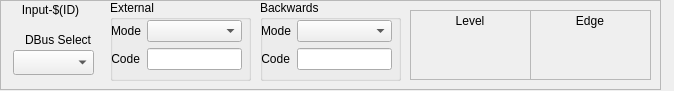
Above: ui/EVR/evr_input.ui from epics-modules/mrfioc2 before the change. Below: the same form after it.
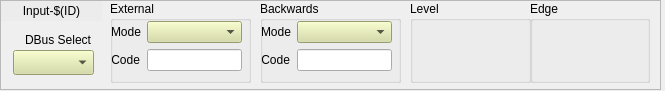
That is the form after the change. Custom widgets are drawn as their Qt base class.

Commit message: [COSYLAB-39] applied styles and added a few finishing touches. In pulsers view the type of display need to be decided

```diff
--- a/ui/EVR/evr_input.ui
+++ b/ui/EVR/evr_input.ui
@@ -6,7 +6,7 @@
    <rect>
     <x>0</x>
     <y>0</y>
-    <width>674</width>
+    <width>665</width>
     <height>91</height>
    </rect>
   </property>
@@ -31,12 +31,15 @@
    <widget class="caLabel" name="calabel">
     <property name="geometry">
      <rect>
-      <x>0</x>
-      <y>0</y>
+      <x>1</x>
+      <y>1</y>
       <width>101</width>
       <height>20</height>
      </rect>
     </property>
+    <property name="styleSheet">
+     <string notr="true">background-color: rgb(236, 236, 236, 255);</string>
+    </property>
     <property name="text">
      <string>Input-$(ID)</string>
     </property>
@@ -48,9 +51,9 @@
     <property name="geometry">
      <rect>
       <x>110</x>
-      <y>0</y>
+      <y>1</y>
       <width>141</width>
-      <height>81</height>
+      <height>82</height>
      </rect>
     </property>
     <property name="title">
@@ -78,6 +81,9 @@
       </item>
       <item row="0" column="1">
        <widget class="caMenu" name="camenu_2">
+        <property name="styleSheet">
+         <string notr="true">background-color: rgb(212, 219, 157);</string>
+        </property>
         <property name="channel" stdset="0">
          <string notr="true">$(EVR):In-$(ID)-Trig-Ext-Sel</string>
         </property>
@@ -98,6 +104,16 @@
         <property name="channel" stdset="0">
          <string notr="true">$(EVR):In-$(ID)-Code-Ext-SP</string>
         </property>
+        <property name="background">
+         <color>
+          <red>212</red>
+          <green>219</green>
+          <blue>157</blue>
+         </color>
+        </property>
+        <property name="colorMode">
+         <enum>caLineEdit::Static</enum>
+        </property>
        </widget>
       </item>
      </layout>
@@ -107,9 +123,9 @@
     <property name="geometry">
      <rect>
       <x>260</x>
-      <y>0</y>
+      <y>1</y>
       <width>141</width>
-      <height>81</height>
+      <height>82</height>
      </rect>
     </property>
     <property name="title">
@@ -137,6 +153,9 @@
       </item>
       <item row="0" column="1">
        <widget class="caMenu" name="camenu_4">
+        <property name="styleSheet">
+         <string notr="true">background-color: rgb(212, 219, 157);</string>
+        </property>
         <property name="channel" stdset="0">
          <string notr="true">$(EVR):In-$(ID)-Trig-Back-Sel</string>
         </property>
@@ -157,6 +176,16 @@
         <property name="channel" stdset="0">
          <string notr="true">$(EVR):In-$(ID)-Code-Back-SP</string>
         </property>
+        <property name="background">
+         <color>
+          <red>212</red>
+          <green>219</green>
+          <blue>157</blue>
+         </color>
+        </property>
+        <property name="colorMode">
+         <enum>caLineEdit::Static</enum>
+        </property>
        </widget>
       </item>
      </layout>
@@ -187,24 +216,24 @@
       <height>25</height>
      </rect>
     </property>
+    <property name="styleSheet">
+     <string notr="true">background-color: rgb(212, 219, 157);</string>
+    </property>
     <property name="channel" stdset="0">
      <string notr="true">$(EVR):In-$(ID)-DBus-Sel</string>
     </property>
    </widget>
-   <widget class="QFrame" name="frame">
+   <widget class="QGroupBox" name="groupBox_3">
     <property name="geometry">
      <rect>
       <x>410</x>
-      <y>10</y>
+      <y>1</y>
       <width>121</width>
-      <height>70</height>
+      <height>82</height>
      </rect>
     </property>
-    <property name="frameShape">
-     <enum>QFrame::StyledPanel</enum>
-    </property>
-    <property name="frameShadow">
-     <enum>QFrame::Raised</enum>
+    <property name="title">
+     <string>Level</string>
     </property>
     <widget class="caChoice" name="cachoice_2">
      <property name="geometry">
@@ -218,41 +247,39 @@
      <property name="channel" stdset="0">
       <string notr="true">$(EVR):In-$(ID)-Lvl-Sel</string>
      </property>
+     <property name="background">
+      <color>
+       <red>212</red>
+       <green>219</green>
+       <blue>157</blue>
+      </color>
+     </property>
+     <property name="bordercolor">
+      <color>
+       <red>0</red>
+       <green>255</green>
+       <blue>0</blue>
+      </color>
+     </property>
+     <property name="colorMode">
+      <enum>caChoice::Static</enum>
+     </property>
      <property name="endBit">
       <number>1</number>
      </property>
     </widget>
-    <widget class="caLabel" name="calabel_3">
-     <property name="geometry">
-      <rect>
-       <x>0</x>
-       <y>0</y>
-       <width>120</width>
-       <height>21</height>
-      </rect>
-     </property>
-     <property name="text">
-      <string>Level</string>
-     </property>
-     <property name="alignment">
-      <set>Qt::AlignCenter</set>
-     </property>
-    </widget>
    </widget>
-   <widget class="QFrame" name="frame_2">
+   <widget class="QGroupBox" name="groupBox_4">
     <property name="geometry">
      <rect>
       <x>530</x>
-      <y>10</y>
-      <width>121</width>
-      <height>70</height>
+      <y>1</y>
+      <width>120</width>
+      <height>82</height>
      </rect>
     </property>
-    <property name="frameShape">
-     <enum>QFrame::StyledPanel</enum>
-    </property>
-    <property name="frameShadow">
-     <enum>QFrame::Raised</enum>
+    <property name="title">
+     <string>Edge</string>
     </property>
     <widget class="caChoice" name="cachoice_3">
      <property name="geometry">
@@ -266,26 +293,27 @@
      <property name="channel" stdset="0">
       <string notr="true">$(EVR):In-$(ID)-Edge-Sel</string>
      </property>
+     <property name="background">
+      <color>
+       <red>212</red>
+       <green>219</green>
+       <blue>157</blue>
+      </color>
+     </property>
+     <property name="bordercolor">
+      <color>
+       <red>0</red>
+       <green>255</green>
+       <blue>0</blue>
+      </color>
+     </property>
+     <property name="colorMode">
+      <enum>caChoice::Static</enum>
+     </property>
      <property name="endBit">
       <number>1</number>
      </property>
     </widget>
-    <widget class="caLabel" name="calabel_2">
-     <property name="geometry">
-      <rect>
-       <x>0</x>
-       <y>0</y>
-       <width>120</width>
-       <height>21</height>
-      </rect>
-     </property>
-     <property name="text">
-      <string>Edge</string>
-     </property>
-     <property name="alignment">
-      <set>Qt::AlignCenter</set>
-     </property>
-    </widget>
    </widget>
   </widget>
  </widget>
```
The commit also changes 20 other files.
